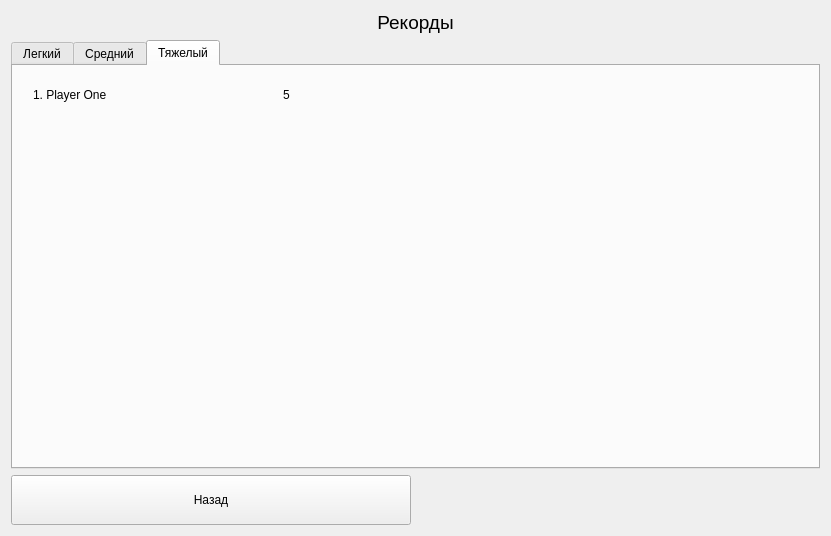
First picture: the form in ui/records.ui, repository moevm/gui-1h2018-34, before the edit.
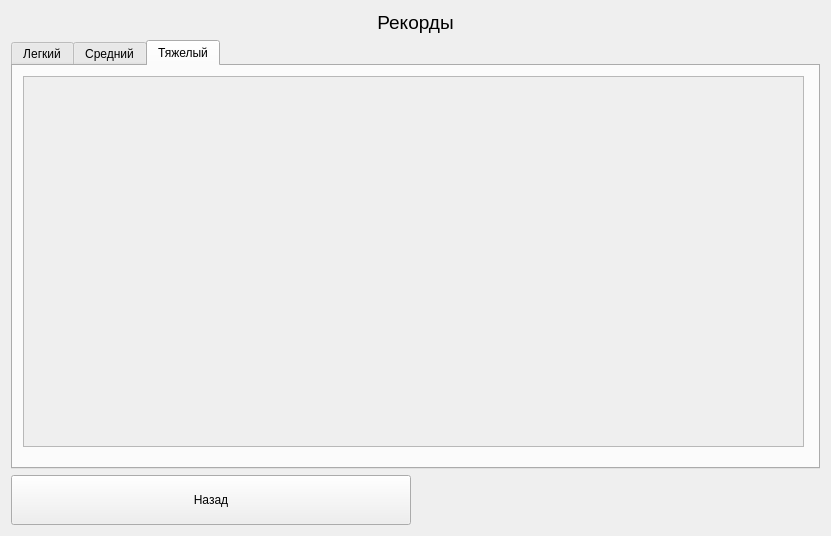
Second picture: the form after the edit.

Commit message: records menu actually show records

What changed in the file:
```diff
--- a/ui/records.ui
+++ b/ui/records.ui
@@ -128,31 +128,28 @@
       <attribute name="title">
        <string>Тяжелый</string>
       </attribute>
-      <widget class="QLabel" name="label_6">
+      <widget class="QScrollArea" name="scrollArea_3">
        <property name="geometry">
         <rect>
-         <x>20</x>
-         <y>20</y>
-         <width>221</width>
-         <height>17</height>
+         <x>10</x>
+         <y>10</y>
+         <width>781</width>
+         <height>371</height>
         </rect>
        </property>
-       <property name="text">
-        <string>1. Player One</string>
+       <property name="widgetResizable">
+        <bool>true</bool>
        </property>
-      </widget>
-      <widget class="QLabel" name="label_7">
-       <property name="geometry">
-        <rect>
-         <x>270</x>
-         <y>20</y>
-         <width>54</width>
-         <height>17</height>
-        </rect>
-       </property>
-       <property name="text">
-        <string>5</string>
-       </property>
+       <widget class="QWidget" name="scrollAreaWidgetContents">
+        <property name="geometry">
+         <rect>
+          <x>0</x>
+          <y>0</y>
+          <width>779</width>
+          <height>369</height>
+         </rect>
+        </property>
+       </widget>
       </widget>
      </widget>
     </widget>
```
Left out of the diff: 74 changed lines with no effect on the pictures. The commit also changes 19 other files.
